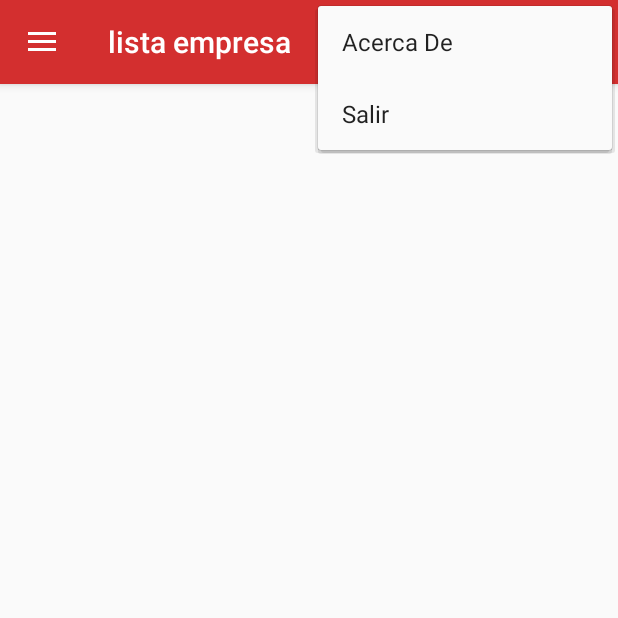
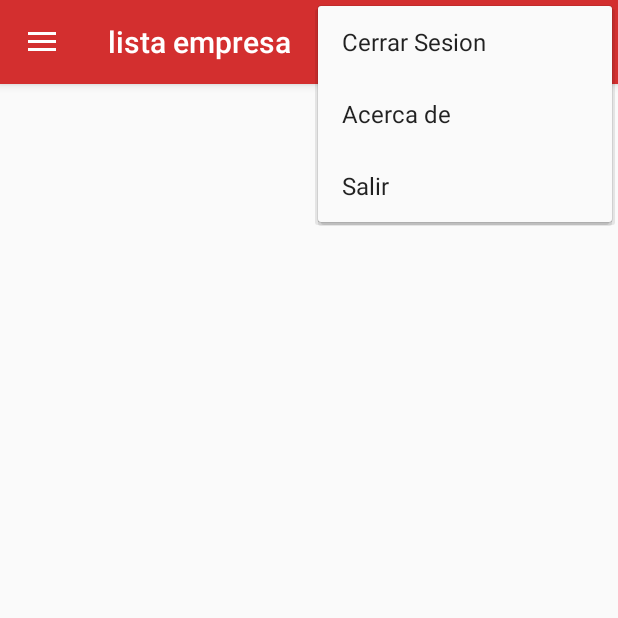
Before and after one commit to Julioolivares12/CarwashToGO3, an Android app: the screen it shows after launch once a user with an empty profile is signed in (MainActivity), with the options menu open, on a phone screen of 412 x 824 dp, the top half of it. Run offline under Robolectric (Android 15) with nearby library versions, the phone set to English and light mode, and no system bars; our stand-ins replace Firebase (no records; nobody signed in at launch, a user with empty details on screens opened directly), navigation-ui.

Commit message:
cerrar sesion toolbar

```diff
--- a/app/src/main/java/com/julio/carwashtogo3/LoginActivity.java
+++ b/app/src/main/java/com/julio/carwashtogo3/LoginActivity.java
@@ -48,6 +48,7 @@ public class LoginActivity extends AppCompatActivity {
 
         tb_inicio = findViewById(R.id.tb_inicio);
         setSupportActionBar(tb_inicio);
+        getSupportActionBar().setDisplayShowTitleEnabled(false);//desactivar titulo toolbar
 
         tb_inicio.setTitle("");
 
--- a/app/src/main/res/menu/main.xml
+++ b/app/src/main/res/menu/main.xml
@@ -7,16 +7,24 @@
         android:orderInCategory="100"
         android:title="@string/action_settings"
         app:showAsAction="ifRoom" />
+
+
+    <item
+        android:id="@+id/action_cerrar_sesion"
+        android:orderInCategory="101"
+        android:title="Cerrar Sesion"
+        app:showAsAction="never|withText" />
+
     <item
         android:id="@+id/action_acerca"
-        android:orderInCategory="101"
-        android:title="Acerca De"
+        android:orderInCategory="102"
+        android:title="Acerca de"
         android:icon="@drawable/icon_info"
         app:showAsAction="never|withText" />
 
     <item
         android:id="@+id/action_salir"
-        android:orderInCategory="102"
+        android:orderInCategory="103"
         android:title="Salir"
         app:showAsAction="never|withText" />
 </menu>
```
Also changed, not shown: app/src/main/java/com/julio/carwashtogo3/MainActivity.kt (+18 -2 lines), app/src/main/res/layout/activity_login.xml (+7 -0 lines).
